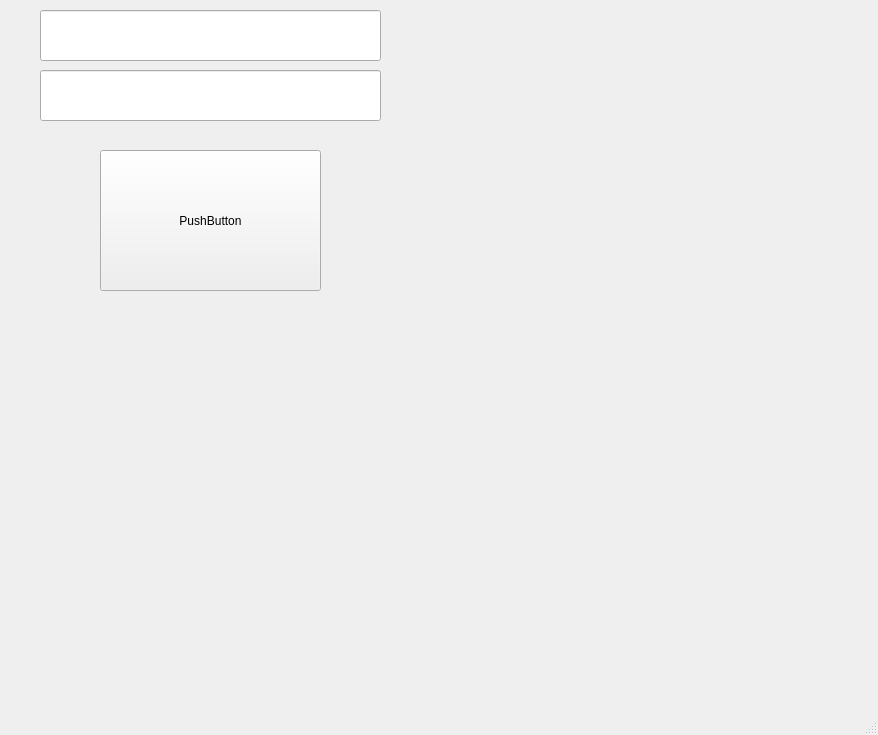
David-alzate/Aplicacion-Restaurante, file ventanaPrincipal.ui: the form before one commit.
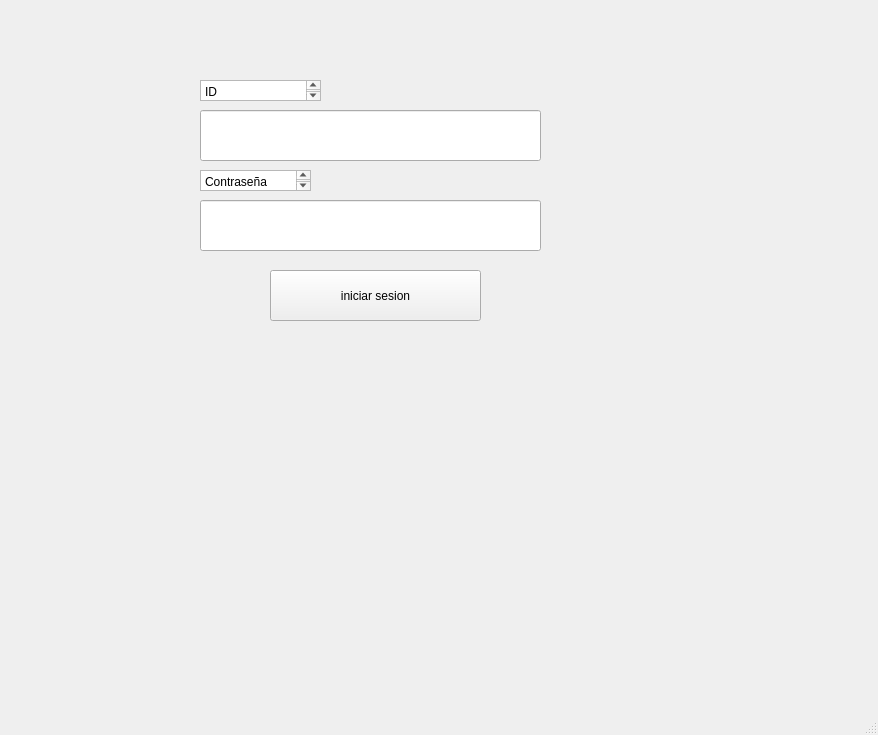
The form after the commit.

Patch:
```diff
--- a/ventanaPrincipal.ui
+++ b/ventanaPrincipal.ui
@@ -17,21 +17,21 @@
    <widget class="QPushButton" name="boton">
     <property name="geometry">
      <rect>
-      <x>100</x>
-      <y>150</y>
-      <width>221</width>
-      <height>141</height>
+      <x>270</x>
+      <y>270</y>
+      <width>211</width>
+      <height>51</height>
      </rect>
     </property>
     <property name="text">
-     <string>PushButton</string>
+     <string>iniciar sesion</string>
     </property>
    </widget>
    <widget class="QLineEdit" name="a">
     <property name="geometry">
      <rect>
-      <x>40</x>
-      <y>10</y>
+      <x>200</x>
+      <y>110</y>
       <width>341</width>
       <height>51</height>
      </rect>
@@ -40,13 +40,39 @@
    <widget class="QLineEdit" name="b">
     <property name="geometry">
      <rect>
-      <x>40</x>
-      <y>70</y>
+      <x>200</x>
+      <y>200</y>
       <width>341</width>
       <height>51</height>
      </rect>
     </property>
    </widget>
+   <widget class="QPlainTextEdit" name="plainTextEdit">
+    <property name="geometry">
+     <rect>
+      <x>200</x>
+      <y>80</y>
+      <width>121</width>
+      <height>21</height>
+     </rect>
+    </property>
+    <property name="plainText">
+     <string>ID</string>
+    </property>
+   </widget>
+   <widget class="QPlainTextEdit" name="plainTextEdit_2">
+    <property name="geometry">
+     <rect>
+      <x>200</x>
+      <y>170</y>
+      <width>111</width>
+      <height>21</height>
+     </rect>
+    </property>
+    <property name="plainText">
+     <string>Contraseña</string>
+    </property>
+   </widget>
   </widget>
   <widget class="QMenuBar" name="menubar">
    <property name="geometry">
```
Left out of the diff: 2 changed lines with no effect on the pictures.
